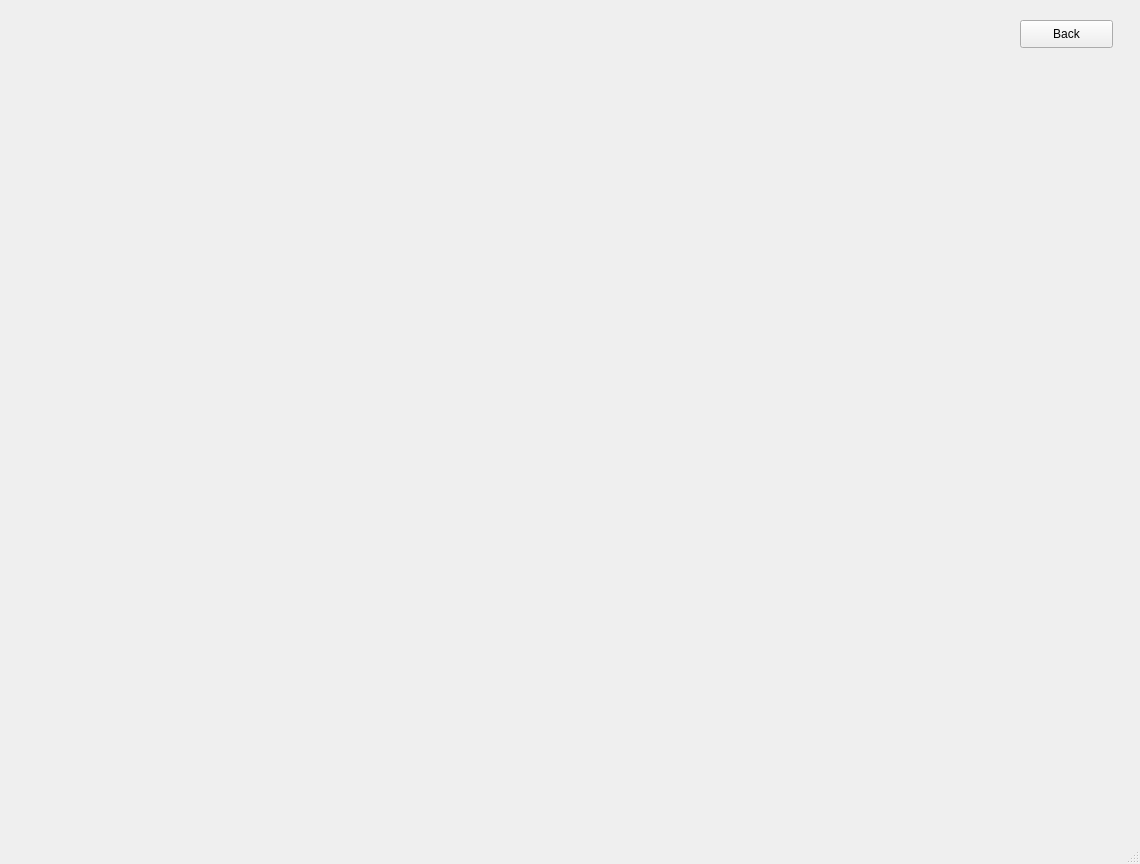
This is main/calendar.ui in Demonim/Simargl-Study-Project as Qt 5 draws it before an edit. The edited form follows.
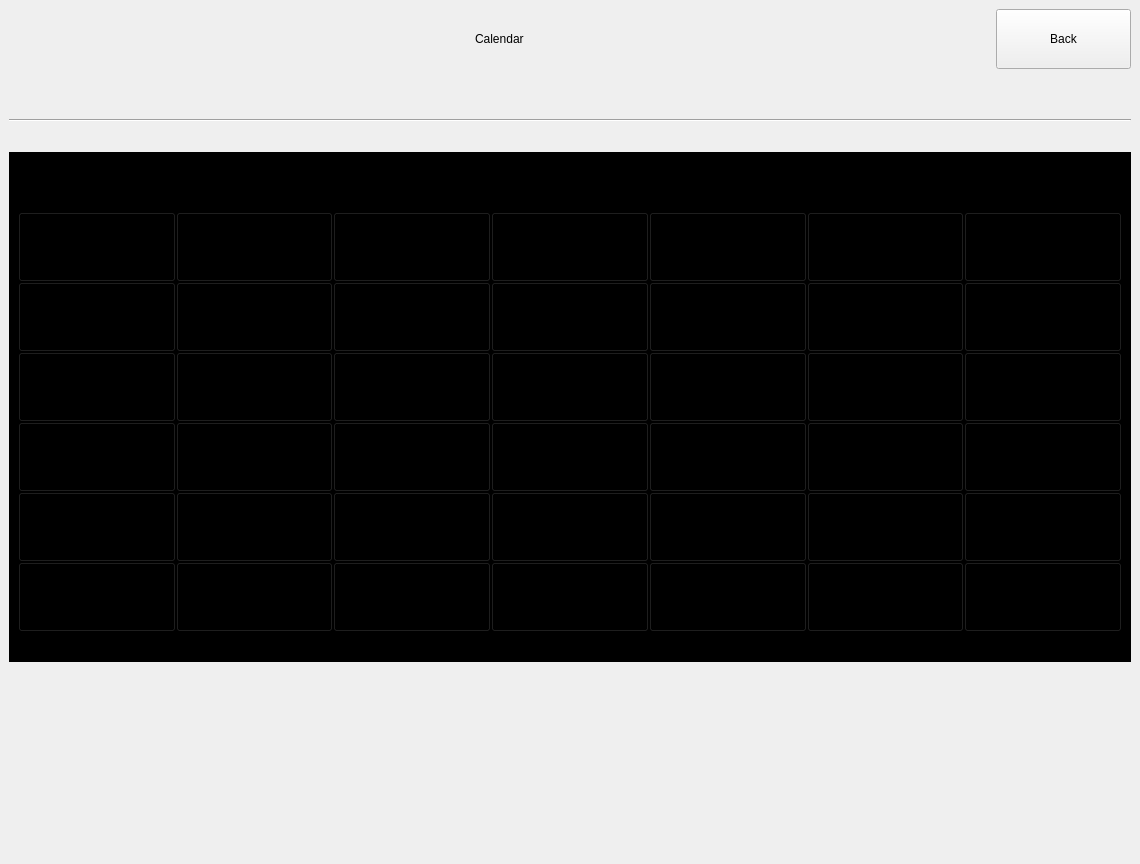
This is the edited form.

The edit to the form file:
```diff
--- a/main/calendar.ui
+++ b/main/calendar.ui
@@ -18,39 +18,801 @@
   </property>
   <property name="maximumSize">
    <size>
-    <width>1140</width>
-    <height>864</height>
+    <width>1920</width>
+    <height>1080</height>
    </size>
   </property>
   <property name="windowTitle">
    <string>MainWindow</string>
   </property>
   <widget class="QWidget" name="centralwidget">
-   <widget class="QPushButton" name="Exit_Button1">
-    <property name="geometry">
-     <rect>
-      <x>1020</x>
-      <y>20</y>
-      <width>93</width>
-      <height>28</height>
-     </rect>
-    </property>
-    <property name="text">
-     <string>Back</string>
-    </property>
-   </widget>
+   <layout class="QVBoxLayout" name="verticalLayout">
+    <item>
+     <layout class="QHBoxLayout" name="horizontalLayout">
+      <property name="bottomMargin">
+       <number>44</number>
+      </property>
+      <item>
+       <spacer name="horizontalSpacer_2">
+        <property name="orientation">
+         <enum>Qt::Orientation::Horizontal</enum>
+        </property>
+        <property name="sizeHint" stdset="0">
+         <size>
+          <width>40</width>
+          <height>20</height>
+         </size>
+        </property>
+       </spacer>
+      </item>
+      <item>
+       <widget class="QLabel" name="label">
+        <property name="text">
+         <string>Calendar</string>
+        </property>
+       </widget>
+      </item>
+      <item>
+       <spacer name="horizontalSpacer">
+        <property name="orientation">
+         <enum>Qt::Orientation::Horizontal</enum>
+        </property>
+        <property name="sizeHint" stdset="0">
+         <size>
+          <width>40</width>
+          <height>20</height>
+         </size>
+        </property>
+       </spacer>
+      </item>
+      <item>
+       <widget class="QPushButton" name="Back_Button">
+        <property name="sizePolicy">
+         <sizepolicy hsizetype="Expanding" vsizetype="Expanding">
+          <horstretch>0</horstretch>
+          <verstretch>0</verstretch>
+         </sizepolicy>
+        </property>
+        <property name="minimumSize">
+         <size>
+          <width>80</width>
+          <height>50</height>
+         </size>
+        </property>
+        <property name="maximumSize">
+         <size>
+          <width>135</width>
+          <height>60</height>
+         </size>
+        </property>
+        <property name="text">
+         <string>Back</string>
+        </property>
+       </widget>
+      </item>
+     </layout>
+    </item>
+    <item>
+     <widget class="Line" name="line">
+      <property name="orientation">
+       <enum>Qt::Orientation::Horizontal</enum>
+      </property>
+     </widget>
+    </item>
+    <item>
+     <spacer name="verticalSpacer">
+      <property name="orientation">
+       <enum>Qt::Orientation::Vertical</enum>
+      </property>
+      <property name="sizeType">
+       <enum>QSizePolicy::Policy::Maximum</enum>
+      </property>
+      <property name="sizeHint" stdset="0">
+       <size>
+        <width>20</width>
+        <height>24</height>
+       </size>
+      </property>
+     </spacer>
+    </item>
+    <item>
+     <widget class="QWidget" name="calendarWidget" native="true">
+      <property name="minimumSize">
+       <size>
+        <width>0</width>
+        <height>510</height>
+       </size>
+      </property>
+      <property name="styleSheet">
+       <string notr="true">background-color: rgb(0, 0, 0);</string>
+      </property>
+      <layout class="QVBoxLayout" name="verticalLayout_2">
+       <item>
+        <layout class="QGridLayout" name="gridLayout_2">
+         <property name="sizeConstraint">
+          <enum>QLayout::SizeConstraint::SetMaximumSize</enum>
+         </property>
+         <property name="leftMargin">
+          <number>0</number>
+         </property>
+         <property name="topMargin">
+          <number>0</number>
+         </property>
+         <property name="rightMargin">
+          <number>0</number>
+         </property>
+         <property name="spacing">
+          <number>0</number>
+         </property>
+         <item row="4" column="5">
+          <widget class="QPushButton" name="pushButton_23">
+           <property name="minimumSize">
+            <size>
+             <width>50</width>
+             <height>70</height>
+            </size>
+           </property>
+           <property name="text">
+            <string>PushButton</string>
+           </property>
+          </widget>
+         </item>
+         <item row="0" column="3">
+          <widget class="QLabel" name="label_5">
+           <property name="maximumSize">
+            <size>
+             <width>16777215</width>
+             <height>30</height>
+            </size>
+           </property>
+           <property name="text">
+            <string>Thirsday</string>
+           </property>
+          </widget>
+         </item>
+         <item row="3" column="1">
+          <widget class="QPushButton" name="pushButton_28">
+           <property name="minimumSize">
+            <size>
+             <width>50</width>
+             <height>70</height>
+            </size>
+           </property>
+           <property name="text">
+            <string>PushButton</string>
+           </property>
+          </widget>
+         </item>
+         <item row="5" column="5">
+          <widget class="QPushButton" name="pushButton_12">
+           <property name="minimumSize">
+            <size>
+             <width>50</width>
+             <height>70</height>
+            </size>
+           </property>
+           <property name="text">
+            <string>PushButton</string>
+           </property>
+          </widget>
+         </item>
+         <item row="7" column="1">
+          <widget class="QPushButton" name="pushButton_41">
+           <property name="minimumSize">
+            <size>
+             <width>50</width>
+             <height>70</height>
+            </size>
+           </property>
+           <property name="text">
+            <string>PushButton</string>
+           </property>
+          </widget>
+         </item>
+         <item row="5" column="2">
+          <widget class="QPushButton" name="pushButton_9">
+           <property name="minimumSize">
+            <size>
+             <width>50</width>
+             <height>70</height>
+            </size>
+           </property>
+           <property name="text">
+            <string>PushButton</string>
+           </property>
+          </widget>
+         </item>
+         <item row="0" column="6">
+          <widget class="QLabel" name="label_8">
+           <property name="maximumSize">
+            <size>
+             <width>16777215</width>
+             <height>30</height>
+            </size>
+           </property>
+           <property name="text">
+            <string>Sunday</string>
+           </property>
+          </widget>
+         </item>
+         <item row="7" column="5">
+          <widget class="QPushButton" name="pushButton_37">
+           <property name="minimumSize">
+            <size>
+             <width>50</width>
+             <height>70</height>
+            </size>
+           </property>
+           <property name="text">
+            <string>PushButton</string>
+           </property>
+          </widget>
+         </item>
+         <item row="6" column="0">
+          <widget class="QPushButton" name="pushButton_4">
+           <property name="minimumSize">
+            <size>
+             <width>50</width>
+             <height>70</height>
+            </size>
+           </property>
+           <property name="text">
+            <string>PushButton</string>
+           </property>
+          </widget>
+         </item>
+         <item row="6" column="3">
+          <widget class="QPushButton" name="pushButton_15">
+           <property name="minimumSize">
+            <size>
+             <width>50</width>
+             <height>70</height>
+            </size>
+           </property>
+           <property name="text">
+            <string>PushButton</string>
+           </property>
+          </widget>
+         </item>
+         <item row="6" column="2">
+          <widget class="QPushButton" name="pushButton_14">
+           <property name="minimumSize">
+            <size>
+             <width>50</width>
+             <height>70</height>
+            </size>
+           </property>
+           <property name="text">
+            <string>PushButton</string>
+           </property>
+          </widget>
+         </item>
+         <item row="6" column="4">
+          <widget class="QPushButton" name="pushButton_16">
+           <property name="minimumSize">
+            <size>
+             <width>50</width>
+             <height>70</height>
+            </size>
+           </property>
+           <property name="text">
+            <string>PushButton</string>
+           </property>
+          </widget>
+         </item>
+         <item row="3" column="0">
+          <widget class="QPushButton" name="pushButton_2">
+           <property name="minimumSize">
+            <size>
+             <width>50</width>
+             <height>70</height>
+            </size>
+           </property>
+           <property name="text">
+            <string>PushButton</string>
+           </property>
+          </widget>
+         </item>
+         <item row="2" column="0">
+          <widget class="QPushButton" name="pushButton">
+           <property name="minimumSize">
+            <size>
+             <width>50</width>
+             <height>70</height>
+            </size>
+           </property>
+           <property name="text">
+            <string>PushButton</string>
+           </property>
+          </widget>
+         </item>
+         <item row="3" column="2">
+          <widget class="QPushButton" name="pushButton_30">
+           <property name="minimumSize">
+            <size>
+             <width>50</width>
+             <height>70</height>
+            </size>
+           </property>
+           <property name="text">
+            <string>PushButton</string>
+           </property>
+          </widget>
+         </item>
+         <item row="4" column="2">
+          <widget class="QPushButton" name="pushButton_20">
+           <property name="minimumSize">
+            <size>
+             <width>50</width>
+             <height>70</height>
+            </size>
+           </property>
+           <property name="text">
+            <string>PushButton</string>
+           </property>
+          </widget>
+         </item>
+         <item row="5" column="6">
+          <widget class="QPushButton" name="pushButton_13">
+           <property name="minimumSize">
+            <size>
+             <width>50</width>
+             <height>70</height>
+            </size>
+           </property>
+           <property name="text">
+            <string>PushButton</string>
+           </property>
+          </widget>
+         </item>
+         <item row="0" column="1">
+          <widget class="QLabel" name="label_3">
+           <property name="minimumSize">
+            <size>
+             <width>0</width>
+             <height>30</height>
+            </size>
+           </property>
+           <property name="maximumSize">
+            <size>
+             <width>16777215</width>
+             <height>30</height>
+            </size>
+           </property>
+           <property name="text">
+            <string>Tuesday</string>
+           </property>
+          </widget>
+         </item>
+         <item row="4" column="4">
+          <widget class="QPushButton" name="pushButton_22">
+           <property name="minimumSize">
+            <size>
+             <width>50</width>
+             <height>70</height>
+            </size>
+           </property>
+           <property name="text">
+            <string>PushButton</string>
+           </property>
+          </widget>
+         </item>
+         <item row="7" column="6">
+          <widget class="QPushButton" name="pushButton_25">
+           <property name="minimumSize">
+            <size>
+             <width>50</width>
+             <height>70</height>
+            </size>
+           </property>
+           <property name="text">
+            <string>PushButton</string>
+           </property>
+          </widget>
+         </item>
+         <item row="5" column="1">
+          <widget class="QPushButton" name="pushButton_8">
+           <property name="minimumSize">
+            <size>
+             <width>50</width>
+             <height>70</height>
+            </size>
+           </property>
+           <property name="text">
+            <string>PushButton</string>
+           </property>
+          </widget>
+         </item>
+         <item row="7" column="3">
+          <widget class="QPushButton" name="pushButton_39">
+           <property name="minimumSize">
+            <size>
+             <width>50</width>
+             <height>70</height>
+            </size>
+           </property>
+           <property name="text">
+            <string>PushButton</string>
+           </property>
+          </widget>
+         </item>
+         <item row="2" column="6">
+          <widget class="QPushButton" name="pushButton_31">
+           <property name="minimumSize">
+            <size>
+             <width>50</width>
+             <height>70</height>
+            </size>
+           </property>
+           <property name="text">
+            <string>PushButton</string>
+           </property>
+          </widget>
+         </item>
+         <item row="3" column="5">
+          <widget class="QPushButton" name="pushButton_34">
+           <property name="minimumSize">
+            <size>
+             <width>50</width>
+             <height>70</height>
+            </size>
+           </property>
+           <property name="text">
+            <string>PushButton</string>
+           </property>
+          </widget>
+         </item>
+         <item row="4" column="3">
+          <widget class="QPushButton" name="pushButton_21">
+           <property name="minimumSize">
+            <size>
+             <width>50</width>
+             <height>70</height>
+            </size>
+           </property>
+           <property name="text">
+            <string>PushButton</string>
+           </property>
+          </widget>
+         </item>
+         <item row="7" column="4">
+          <widget class="QPushButton" name="pushButton_38">
+           <property name="minimumSize">
+            <size>
+             <width>50</width>
+             <height>70</height>
+            </size>
+           </property>
+           <property name="text">
+            <string>PushButton</string>
+           </property>
+          </widget>
+         </item>
+         <item row="6" column="5">
+          <widget class="QPushButton" name="pushButton_17">
+           <property name="minimumSize">
+            <size>
+             <width>50</width>
+             <height>70</height>
+            </size>
+           </property>
+           <property name="text">
+            <string>PushButton</string>
+           </property>
+          </widget>
+         </item>
+         <item row="6" column="6">
+          <widget class="QPushButton" name="pushButton_18">
+           <property name="minimumSize">
+            <size>
+             <width>50</width>
+             <height>70</height>
+            </size>
+           </property>
+           <property name="text">
+            <string>PushButton</string>
+           </property>
+          </widget>
+         </item>
+         <item row="4" column="6">
+          <widget class="QPushButton" name="pushButton_24">
+           <property name="minimumSize">
+            <size>
+             <width>50</width>
+             <height>70</height>
+            </size>
+           </property>
+           <property name="text">
+            <string>PushButton</string>
+           </property>
+          </widget>
+         </item>
+         <item row="0" column="0">
+          <widget class="QLabel" name="label_2">
+           <property name="minimumSize">
+            <size>
+             <width>0</width>
+             <height>30</height>
+            </size>
+           </property>
+           <property name="maximumSize">
+            <size>
+             <width>16777215</width>
+             <height>30</height>
+            </size>
+           </property>
+           <property name="text">
+            <string>Monday</string>
+           </property>
+          </widget>
+         </item>
+         <item row="0" column="4">
+          <widget class="QLabel" name="label_6">
+           <property name="maximumSize">
+            <size>
+             <width>16777215</width>
+             <height>30</height>
+            </size>
+           </property>
+           <property name="text">
+            <string>Friday</string>
+           </property>
+          </widget>
+         </item>
+         <item row="0" column="2">
+          <widget class="QLabel" name="label_4">
+           <property name="maximumSize">
+            <size>
+             <width>16777215</width>
+             <height>30</height>
+            </size>
+           </property>
+           <property name="text">
+            <string>Wednesday</string>
+           </property>
+          </widget>
+         </item>
+         <item row="3" column="3">
+          <widget class="QPushButton" name="pushButton_32">
+           <property name="minimumSize">
+            <size>
+             <width>50</width>
+             <height>70</height>
+            </size>
+           </property>
+           <property name="text">
+            <string>PushButton</string>
+           </property>
+          </widget>
+         </item>
+         <item row="0" column="5">
+          <widget class="QLabel" name="label_7">
+           <property name="maximumSize">
+            <size>
+             <width>16777215</width>
+             <height>30</height>
+            </size>
+           </property>
+           <property name="text">
+            <string>Saturday</string>
+           </property>
+          </widget>
+         </item>
+         <item row="5" column="0">
+          <widget class="QPushButton" name="pushButton_3">
+           <property name="minimumSize">
+            <size>
+             <width>50</width>
+             <height>70</height>
+            </size>
+           </property>
+           <property name="text">
+            <string>PushButton</string>
+           </property>
+          </widget>
+         </item>
+         <item row="5" column="4">
+          <widget class="QPushButton" name="pushButton_11">
+           <property name="minimumSize">
+            <size>
+             <width>50</width>
+             <height>70</height>
+            </size>
+           </property>
+           <property name="text">
+            <string>PushButton</string>
+           </property>
+          </widget>
+         </item>
+         <item row="7" column="0">
+          <widget class="QPushButton" name="pushButton_5">
+           <property name="minimumSize">
+            <size>
+             <width>50</width>
+             <height>70</height>
+            </size>
+           </property>
+           <property name="text">
+            <string>PushButton</string>
+           </property>
+          </widget>
+         </item>
+         <item row="3" column="6">
+          <widget class="QPushButton" name="pushButton_35">
+           <property name="minimumSize">
+            <size>
+             <width>50</width>
+             <height>70</height>
+            </size>
+           </property>
+           <property name="text">
+            <string>PushButton</string>
+           </property>
+          </widget>
+         </item>
+         <item row="4" column="1">
+          <widget class="QPushButton" name="pushButton_19">
+           <property name="minimumSize">
+            <size>
+             <width>50</width>
+             <height>70</height>
+            </size>
+           </property>
+           <property name="text">
+            <string>PushButton</string>
+           </property>
+          </widget>
+         </item>
+         <item row="4" column="0">
+          <widget class="QPushButton" name="pushButton_42">
+           <property name="minimumSize">
+            <size>
+             <width>50</width>
+             <height>70</height>
+            </size>
+           </property>
+           <property name="text">
+            <string>PushButton</string>
+           </property>
+          </widget>
+         </item>
+         <item row="6" column="1">
+          <widget class="QPushButton" name="pushButton_7">
+           <property name="minimumSize">
+            <size>
+             <width>50</width>
+             <height>70</height>
+            </size>
+           </property>
+           <property name="text">
+            <string>PushButton</string>
+           </property>
+          </widget>
+         </item>
+         <item row="2" column="1">
+          <widget class="QPushButton" name="pushButton_43">
+           <property name="minimumSize">
+            <size>
+             <width>50</width>
+             <height>70</height>
+            </size>
+           </property>
+           <property name="text">
+            <string>PushButton</string>
+           </property>
+          </widget>
+         </item>
+         <item row="3" column="4">
+          <widget class="QPushButton" name="pushButton_33">
+           <property name="minimumSize">
+            <size>
+             <width>50</width>
+             <height>70</height>
+            </size>
+           </property>
+           <property name="text">
+            <string>PushButton</string>
+           </property>
+          </widget>
+         </item>
+         <item row="5" column="3">
+          <widget class="QPushButton" name="pushButton_10">
+           <property name="minimumSize">
+            <size>
+             <width>50</width>
+             <height>70</height>
+            </size>
+           </property>
+           <property name="text">
+            <string>PushButton</string>
+           </property>
+          </widget>
+         </item>
+         <item row="7" column="2">
+          <widget class="QPushButton" name="pushButton_40">
+           <property name="minimumSize">
+            <size>
+             <width>50</width>
+             <height>70</height>
+            </size>
+           </property>
+           <property name="text">
+            <string>PushButton</string>
+           </property>
+          </widget>
+         </item>
+         <item row="2" column="2">
+          <widget class="QPushButton" name="pushButton_6">
+           <property name="minimumSize">
+            <size>
+             <width>50</width>
+             <height>70</height>
+            </size>
+           </property>
+           <property name="text">
+            <string>PushButton</string>
+           </property>
+          </widget>
+         </item>
+         <item row="2" column="3">
+          <widget class="QPushButton" name="pushButton_26">
+           <property name="minimumSize">
+            <size>
+             <width>50</width>
+             <height>70</height>
+            </size>
+           </property>
+           <property name="text">
+            <string>PushButton</string>
+           </property>
+          </widget>
+         </item>
+         <item row="2" column="4">
+          <widget class="QPushButton" name="pushButton_27">
+           <property name="minimumSize">
+            <size>
+             <width>50</width>
+             <height>70</height>
+            </size>
+           </property>
+           <property name="text">
+            <string>PushButton</string>
+           </property>
+          </widget>
+         </item>
+         <item row="2" column="5">
+          <widget class="QPushButton" name="pushButton_29">
+           <property name="minimumSize">
+            <size>
+             <width>50</width>
+             <height>70</height>
+            </size>
+           </property>
+           <property name="text">
+            <string>PushButton</string>
+           </property>
+          </widget>
+         </item>
+        </layout>
+       </item>
+      </layout>
+     </widget>
+    </item>
+    <item>
+     <spacer name="verticalSpacer_2">
+      <property name="orientation">
+       <enum>Qt::Orientation::Vertical</enum>
+      </property>
+      <property name="sizeHint" stdset="0">
+       <size>
+        <width>20</width>
+        <height>40</height>
+       </size>
+      </property>
+     </spacer>
+    </item>
+   </layout>
   </widget>
-  <widget class="QMenuBar" name="menubar">
-   <property name="geometry">
-    <rect>
-     <x>0</x>
-     <y>0</y>
-     <width>1140</width>
-     <height>26</height>
-    </rect>
-   </property>
-  </widget>
-  <widget class="QStatusBar" name="statusbar"/>
  </widget>
  <resources/>
  <connections/>
```
